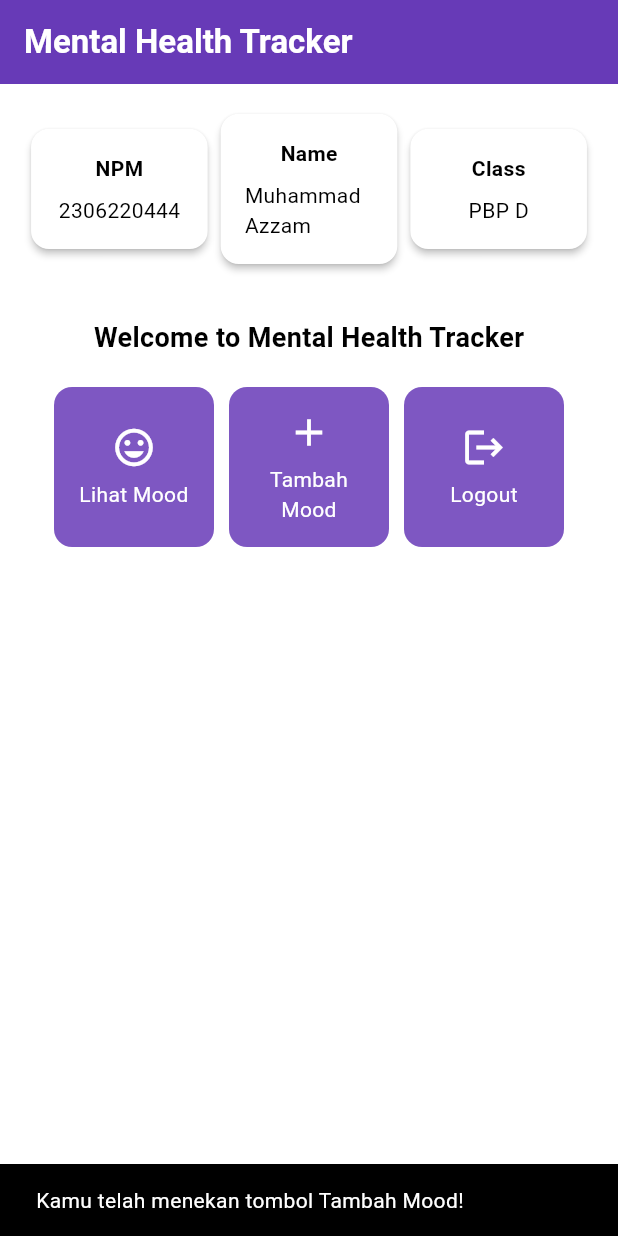
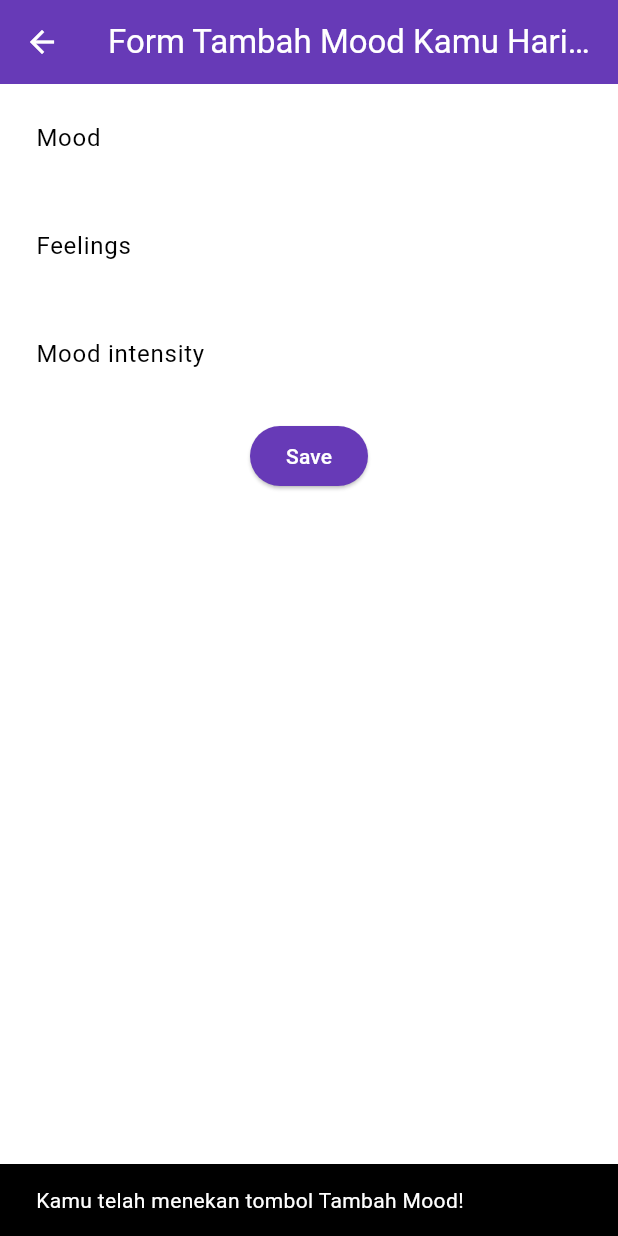
Before and after one commit to m-azzam-azis/mental-health-tracker-mobile, a Flutter app: the screen it shows after launch, after a tap on "Tambah Mood", on a phone screen of 412 x 824 dp. Run offline on Flutter 3.47's test engine with Material 3 defaults, Android fonts, the phone set to English and light mode, and no system bars.

Commit message:
feat: tutor 7 done, flutter memang bikin sakit mata

```diff
--- a/lib/main.dart
+++ b/lib/main.dart
@@ -1,4 +1,4 @@
-import 'package:mental_health_tracker/menu.dart';
+import 'package:mental_health_tracker/screens/menu.dart';
 import 'package:flutter/material.dart';
 
 void main() {
--- a/lib/menu.dart
+++ b/lib/screens/menu.dart
@@ -1,4 +1,7 @@
 import 'package:flutter/material.dart';
+// Impor drawer widget
+import 'package:mental_health_tracker/widgets/left_drawer.dart';
+import 'package:mental_health_tracker/widgets/mood_card.dart';
 
 class MyHomePage extends StatelessWidget {
   MyHomePage({super.key});
@@ -28,8 +31,11 @@ class MyHomePage extends StatelessWidget {
         ),
         // Warna latar belakang AppBar diambil dari skema warna tema aplikasi.
         backgroundColor: Theme.of(context).colorScheme.primary,
+        // Mengganti warna icon drawer menjadi putih
+        iconTheme: const IconThemeData(color: Colors.white),
       ),
       // Body halaman dengan padding di sekelilingnya.
+      drawer: const LeftDrawer(),
       body: Padding(
         padding: const EdgeInsets.all(16.0),
         // Menyusun widget secara vertikal dalam sebuah kolom.
@@ -125,62 +131,3 @@ class InfoCard extends StatelessWidget {
     );
   }
 }
-
-class ItemHomepage {
-  final String name;
-  final IconData icon;
-
-  ItemHomepage(this.name, this.icon);
-}
-
-class ItemCard extends StatelessWidget {
-  // Menampilkan kartu dengan ikon dan nama.
-
-  final ItemHomepage item;
-
-  const ItemCard(this.item, {super.key});
-
-  @override
-  Widget build(BuildContext context) {
-    return Material(
-      // Menentukan warna latar belakang dari tema aplikasi.
-      color: Theme.of(context).colorScheme.secondary,
-      // Membuat sudut kartu melengkung.
-      borderRadius: BorderRadius.circular(12),
-
-      child: InkWell(
-        // Aksi ketika kartu ditekan.
-        onTap: () {
-          // Menampilkan pesan SnackBar saat kartu ditekan.
-          ScaffoldMessenger.of(context)
-            ..hideCurrentSnackBar()
-            ..showSnackBar(SnackBar(
-                content: Text("Kamu telah menekan tombol ${item.name}!")));
-        },
-        // Container untuk menyimpan Icon dan Text
-        child: Container(
-          padding: const EdgeInsets.all(8),
-          child: Center(
-            child: Column(
-              // Menyusun ikon dan teks di tengah kartu.
-              mainAxisAlignment: MainAxisAlignment.center,
-              children: [
-                Icon(
-                  item.icon,
-                  color: Colors.white,
-                  size: 30.0,
-                ),
-                const Padding(padding: EdgeInsets.all(3)),
-                Text(
-                  item.name,
-                  textAlign: TextAlign.center,
-                  style: const TextStyle(color: Colors.white),
-                ),
-              ],
-            ),
-          ),
-        ),
-      ),
-    );
-  }
-}
--- /dev/null
+++ b/lib/screens/moodentry_form.dart
@@ -0,0 +1,161 @@
+import 'package:flutter/material.dart';
+import '../widgets/left_drawer.dart';
+
+class MoodEntryFormPage extends StatefulWidget {
+  const MoodEntryFormPage({super.key});
+
+  @override
+  State<MoodEntryFormPage> createState() => _MoodEntryFormPageState();
+}
+
+class _MoodEntryFormPageState extends State<MoodEntryFormPage> {
+  final _formKey = GlobalKey<FormState>();
+  String _mood = "";
+  String _feelings = "";
+  int _moodIntensity = 0;
+  @override
+  Widget build(BuildContext context) {
+    return Scaffold(
+      appBar: AppBar(
+        title: const Center(
+          child: Text(
+            'Form Tambah Mood Kamu Hari ini',
+          ),
+        ),
+        backgroundColor: Theme.of(context).colorScheme.primary,
+        foregroundColor: Colors.white,
+      ),
+      body: Form(
+        key: _formKey,
+        child: SingleChildScrollView(
+          child: Column(
+            crossAxisAlignment: CrossAxisAlignment.start,
+            children: [
+              Padding(
+                padding: const EdgeInsets.all(8.0),
+                child: TextFormField(
+                  decoration: InputDecoration(
+                    hintText: "Mood",
+                    labelText: "Mood",
+                    border: OutlineInputBorder(
+                      borderRadius: BorderRadius.circular(5.0),
+                    ),
+                  ),
+                  onChanged: (String? value) {
+                    setState(() {
+                      _mood = value!;
+                    });
+                  },
+                  validator: (String? value) {
+                    if (value == null || value.isEmpty) {
+                      return "Mood tidak boleh kosong!";
+                    }
+                    return null;
+                  },
+                ),
+              ),
+              Padding(
+                padding: const EdgeInsets.all(8.0),
+                child: TextFormField(
+                  decoration: InputDecoration(
+                    hintText: "Feelings",
+                    labelText: "Feelings",
+                    border: OutlineInputBorder(
+                      borderRadius: BorderRadius.circular(5.0),
+                    ),
+                  ),
+                  onChanged: (String? value) {
+                    setState(() {
+                      _feelings = value!;
+                    });
+                  },
+                  validator: (String? value) {
+                    if (value == null || value.isEmpty) {
+                      return "Feelings tidak boleh kosong!";
+                    }
+                    return null;
+                  },
+                ),
+              ),
+              Padding(
+                padding: const EdgeInsets.all(8.0),
+                child: TextFormField(
+                  decoration: InputDecoration(
+                    hintText: "Mood intensity",
+                    labelText: "Mood intensity",
+                    border: OutlineInputBorder(
+                      borderRadius: BorderRadius.circular(5.0),
+                    ),
+                  ),
+                  onChanged: (String? value) {
+                    setState(() {
+                      _moodIntensity = int.tryParse(value!) ?? 0;
+                    });
+                  },
+                  validator: (String? value) {
+                    if (value == null || value.isEmpty) {
+                      return "Mood intensity tidak boleh kosong!";
+                    }
+                    if (int.tryParse(value) == null) {
+                      return "Mood intensity harus berupa angka!";
+                    }
+                    return null;
+                  },
+                ),
+              ),
+              Align(
+                alignment: Alignment.bottomCenter,
+                child: Padding(
+                  padding: const EdgeInsets.all(8.0),
+                  child: ElevatedButton(
+                    style: ButtonStyle(
+                      backgroundColor: MaterialStateProperty.all(
+                          Theme.of(context).colorScheme.primary),
+                    ),
+                    onPressed: () {
+                      if (_formKey.currentState!.validate()) {
+                        showDialog(
+                          context: context,
+                          builder: (context) {
+                            return AlertDialog(
+                              title: const Text('Mood berhasil tersimpan'),
+                              content: SingleChildScrollView(
+                                child: Column(
+                                  crossAxisAlignment: CrossAxisAlignment.start,
+                                  children: [
+                                    Text('Mood: $_mood'),
+                                    Text(
+                                        'Feelings: $_feelings'), // Menampilkan Feelings
+                                    Text(
+                                        'Mood Intensity: $_moodIntensity'), // Menampilkan Mood Intensity
+                                  ],
+                                ),
+                              ),
+                              actions: [
+                                TextButton(
+                                  child: const Text('OK'),
+                                  onPressed: () {
+                                    Navigator.pop(context);
+                                    _formKey.currentState!.reset();
+                                  },
+                                ),
+                              ],
+                            );
+                          },
+                        );
+                      }
+                    },
+                    child: const Text(
+                      "Save",
+                      style: TextStyle(color: Colors.white),
+                    ),
+                  ),
+                ),
+              ),
+            ],
+          ),
+        ),
+      ),
+    );
+  }
+}
--- /dev/null
+++ b/lib/widgets/left_drawer.dart
@@ -0,0 +1,70 @@
+import 'package:flutter/material.dart';
+import 'package:mental_health_tracker/screens/menu.dart';
+import 'package:mental_health_tracker/screens/moodentry_form.dart';
+
+class LeftDrawer extends StatelessWidget {
+  const LeftDrawer({super.key});
+
+  @override
+  Widget build(BuildContext context) {
+    return Drawer(
+      child: ListView(
+        children: [
+          DrawerHeader(
+            decoration: BoxDecoration(
+              color: Theme.of(context).colorScheme.primary,
+            ),
+            child: const Column(
+              children: [
+                Text(
+                  'Mental Health Tracker',
+                  textAlign: TextAlign.center,
+                  style: TextStyle(
+                    fontSize: 24,
+                    fontWeight: FontWeight.bold,
+                    color: Colors.white,
+                  ),
+                ),
+                Padding(padding: EdgeInsets.all(8)),
+                Text(
+                  "Ayo jaga kesehatan mentalmu setiap hari disini!",
+                  textAlign: TextAlign.center,
+                  style: TextStyle(
+                    fontSize: 15,
+                    color: Colors.white,
+                    fontWeight: FontWeight.normal,
+                  ),
+                ),
+              ],
+            ),
+          ),
+          ListTile(
+            leading: const Icon(Icons.home_outlined),
+            title: const Text('Halaman Utama'),
+            // Bagian redirection ke MyHomePage
+            onTap: () {
+              Navigator.pushReplacement(
+                  context,
+                  MaterialPageRoute(
+                    builder: (context) => MyHomePage(),
+                  ));
+            },
+          ),
+          ListTile(
+            leading: const Icon(Icons.mood),
+            title: const Text('Tambah Mood'),
+            // Bagian redirection ke MoodEntryFormPage
+            onTap: () {
+              Navigator.push(
+                context,
+                MaterialPageRoute(
+                  builder: (context) => const MoodEntryFormPage(),
+                ),
+              );
+            },
+          ),
+        ],
+      ),
+    );
+  }
+}
--- /dev/null
+++ b/lib/widgets/mood_card.dart
@@ -0,0 +1,72 @@
+import 'package:flutter/material.dart';
+// Impor drawer widget
+import '../screens/moodentry_form.dart';
+
+class ItemCard extends StatelessWidget {
+  // Menampilkan kartu dengan ikon dan nama.
+
+  final ItemHomepage item;
+
+  const ItemCard(this.item, {super.key});
+
+  @override
+  Widget build(BuildContext context) {
+    return Material(
+      // Menentukan warna latar belakang dari tema aplikasi.
+      color: Theme.of(context).colorScheme.secondary,
+      // Membuat sudut kartu melengkung.
+      borderRadius: BorderRadius.circular(12),
+
+      child: InkWell(
+        // Area responsif terhadap sentuhan
+        onTap: () {
+          // Memunculkan SnackBar ketika diklik
+          ScaffoldMessenger.of(context)
+            ..hideCurrentSnackBar()
+            ..showSnackBar(SnackBar(
+                content: Text("Kamu telah menekan tombol ${item.name}!")));
+
+          // Navigate ke route yang sesuai (tergantung jenis tombol)
+          if (item.name == "Tambah Mood") {
+            Navigator.push(
+              context,
+              MaterialPageRoute(
+                builder: (context) => const MoodEntryFormPage(),
+              ),
+            );
+          }
+        },
+        // Container untuk menyimpan Icon dan Text
+        child: Container(
+          padding: const EdgeInsets.all(8),
+          child: Center(
+            child: Column(
+              // Menyusun ikon dan teks di tengah kartu.
+              mainAxisAlignment: MainAxisAlignment.center,
+              children: [
+                Icon(
+                  item.icon,
+                  color: Colors.white,
+                  size: 30.0,
+                ),
+                const Padding(padding: EdgeInsets.all(3)),
+                Text(
+                  item.name,
+                  textAlign: TextAlign.center,
+                  style: const TextStyle(color: Colors.white),
+                ),
+              ],
+            ),
+          ),
+        ),
+      ),
+    );
+  }
+}
+
+class ItemHomepage {
+  final String name;
+  final IconData icon;
+
+  ItemHomepage(this.name, this.icon);
+}
```
